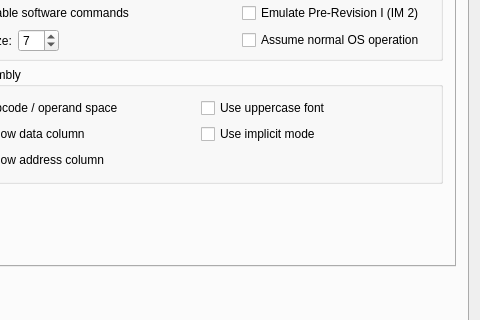
This is gui/qt/mainwindow.ui in CE-Programming/CEmu as Qt 5 draws it before an edit; both pictures show x 530 to 1010 and y 601 to 921 of the 1010 by 1005 pixel window. The edited form follows.
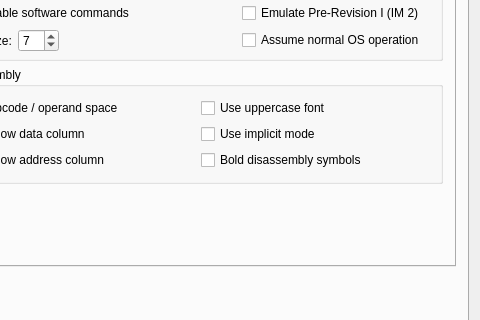
This is the edited form. The open tabs and pages were chosen to show the change. Icons and pictures are not drawn. Custom widgets are drawn as their Qt base class.

Commit message: add a checkbox that does something

Patch:
```diff
--- a/gui/qt/mainwindow.ui
+++ b/gui/qt/mainwindow.ui
@@ -8942,6 +8942,13 @@
                  </property>
                 </widget>
                </item>
+               <item row="2" column="1">
+                <widget class="QCheckBox" name="checkDisasmBoldSymbols">
+                 <property name="text">
+                  <string>Bold disassembly symbols</string>
+                 </property>
+                </widget>
+               </item>
               </layout>
              </widget>
             </item>
```
Left out of the diff: 2 changed lines with no effect on the pictures. The commit also changes 5 other files.
